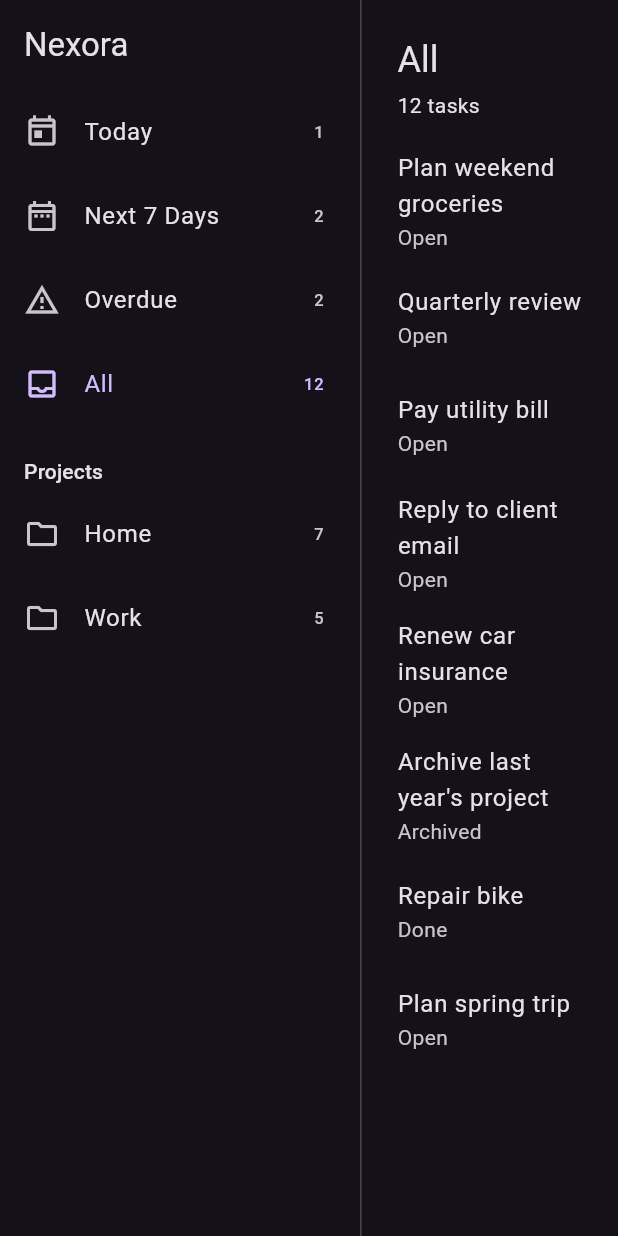
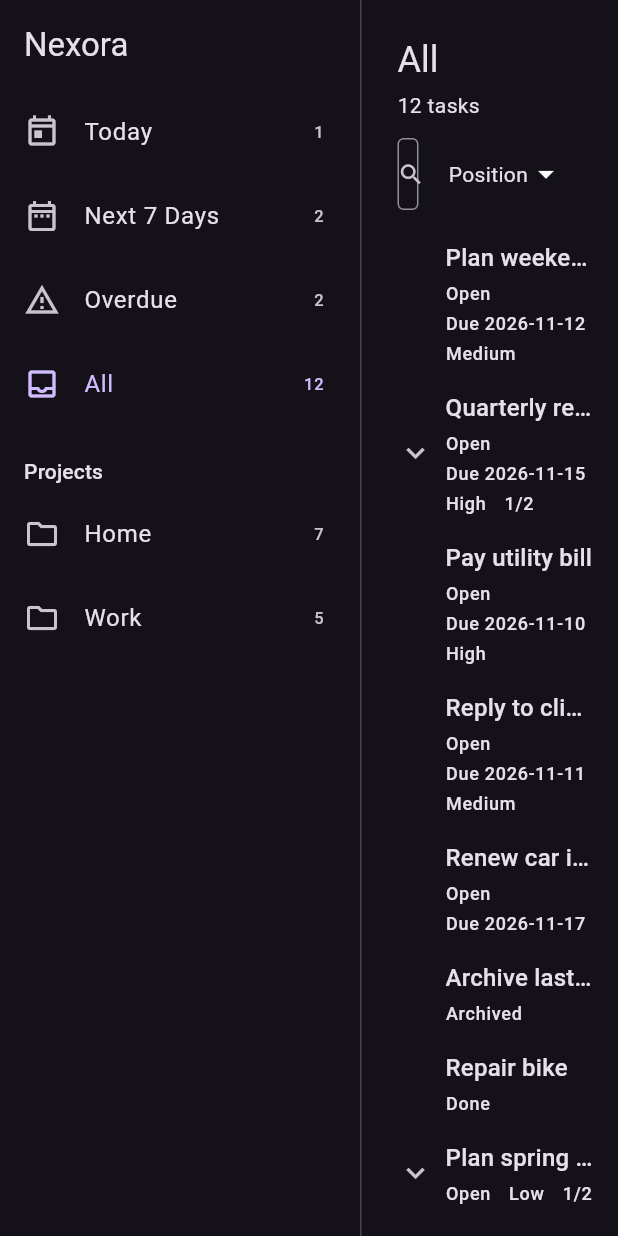
Before and after one commit to Imemoth/nexora, a Flutter app: the screen it shows after launch, on a phone screen of 412 x 824 dp. Run offline on Flutter 3.47's test engine with Material 3 defaults, Android fonts, the phone set to English and light mode, and no system bars.

Commit message:
feat: render task tree with search, sort and empty states
Green step for Phase 1 Task 4.

- TaskRow: indentation by depth, a chevron only for tasks with children
  (toggles without selecting), status, due date and priority as text,
  done/total for parents, and the derived Ready for review hint. The parent
  status is never written.
- TaskSearchField: mirrors the workspace query; search covers title and
  notes.
- SortMenu: position, due date, priority or title. Sorting changes only the
  display order.
- TaskListPane: result count, search and sort controls, the hidden-selection
  notice, and empty states for no matches (with Clear), an empty project and
  an empty smart view.
- AppStrings gains the Task 4 strings. Visible text stays centralized.

Co-Authored-By: Claude Haiku 5.5 <noreply@anthropic.com>

```diff
--- /dev/null
+++ b/lib/features/tasks/presentation/sort_menu.dart
@@ -0,0 +1,40 @@
+import 'package:flutter/material.dart';
+import 'package:nexora/features/tasks/domain/task_ordering.dart';
+
+import 'strings/app_strings.dart';
+
+/// Chooses the display order of the task list. Sorting never changes stored
+/// positions.
+class SortMenu extends StatelessWidget {
+  const SortMenu({super.key, required this.sort, required this.onSelected});
+
+  final TaskSort sort;
+  final ValueChanged<TaskSort> onSelected;
+
+  @override
+  Widget build(BuildContext context) {
+    return PopupMenuButton<TaskSort>(
+      key: const ValueKey('sort-menu'),
+      tooltip: AppStrings.sortTooltip,
+      initialValue: sort,
+      onSelected: onSelected,
+      itemBuilder: (context) => [
+        for (final option in TaskSort.values)
+          PopupMenuItem<TaskSort>(
+            value: option,
+            child: Text(AppStrings.sortLabel(option)),
+          ),
+      ],
+      child: Padding(
+        padding: const EdgeInsets.symmetric(horizontal: 12, vertical: 10),
+        child: Row(
+          mainAxisSize: MainAxisSize.min,
+          children: [
+            Text(AppStrings.sortLabel(sort)),
+            const Icon(Icons.arrow_drop_down),
+          ],
+        ),
+      ),
+    );
+  }
+}
--- a/lib/features/tasks/presentation/strings/app_strings.dart
+++ b/lib/features/tasks/presentation/strings/app_strings.dart
@@ -1,4 +1,6 @@
+import 'package:nexora/features/tasks/domain/calendar_date.dart';
 import 'package:nexora/features/tasks/domain/smart_view.dart';
+import 'package:nexora/features/tasks/domain/task_ordering.dart';
 import 'package:nexora/features/tasks/domain/task_priority.dart';
 import 'package:nexora/features/tasks/domain/task_status.dart';
 
@@ -9,6 +11,15 @@ abstract final class AppStrings {
   static const projectsHeader = 'Projects';
   static const selectTaskPrompt = 'Select a task';
   static const noTasksHere = 'No tasks here yet';
+  static const emptyProject = 'No tasks in this project yet';
+  static const noSearchMatches = 'No tasks match your search';
+  static const clearSearch = 'Clear';
+  static const searchHint = 'Search title and notes';
+  static const selectedTaskHidden = 'Selected task is hidden in this view';
+  static const readyForReview = 'Ready for review';
+  static const sortTooltip = 'Sort';
+  static const expandTask = 'Expand';
+  static const collapseTask = 'Collapse';
   static const fieldStatus = 'Status';
   static const fieldPriority = 'Priority';
   static const fieldDue = 'Due';
@@ -27,6 +38,19 @@ abstract final class AppStrings {
 
   static String taskCount(int count) {
     return count == 1 ? '1 task' : '$count tasks';
+  }
+
+  static String progress(int done, int total) => '$done/$total';
+
+  static String dueLabel(CalendarDate date) => 'Due ${date.toIsoString()}';
+
+  static String sortLabel(TaskSort sort) {
+    return switch (sort) {
+      TaskSort.position => 'Position',
+      TaskSort.dueDate => 'Due date',
+      TaskSort.priority => 'Priority',
+      TaskSort.title => 'Title',
+    };
   }
 
   static String statusLabel(TaskStatus status) {
--- a/lib/features/tasks/presentation/task_list_pane.dart
+++ b/lib/features/tasks/presentation/task_list_pane.dart
@@ -1,13 +1,15 @@
 import 'package:flutter/material.dart';
 import 'package:nexora/features/tasks/application/nav_selection.dart';
 import 'package:nexora/features/tasks/application/workspace_state.dart';
-import 'package:nexora/features/tasks/application/visible_task_row.dart';
 
 import 'strings/app_strings.dart';
+import 'sort_menu.dart';
+import 'task_row.dart';
+import 'task_search_field.dart';
+import 'tasks_notifier.dart';
 import 'tasks_scope.dart';
 
-/// Center pane: header with the current selection and result count, then the
-/// visible task rows. The recursive tree and search field arrive in Task 4.
+/// Center pane: header, search and sort controls, then the task tree.
 class TaskListPane extends StatelessWidget {
   const TaskListPane({super.key});
 
@@ -40,16 +42,47 @@ class TaskListPane extends StatelessWidget {
             ],
           ),
         ),
+        Padding(
+          padding: const EdgeInsets.fromLTRB(24, 0, 24, 12),
+          child: Row(
+            children: [
+              Expanded(
+                child: TaskSearchField(
+                  query: state.searchQuery,
+                  onChanged: notifier.search,
+                ),
+              ),
+              const SizedBox(width: 8),
+              SortMenu(sort: state.sort, onSelected: notifier.sort),
+            ],
+          ),
+        ),
+        if (state.selectedTaskHidden)
+          Padding(
+            padding: const EdgeInsets.fromLTRB(24, 0, 24, 8),
+            child: Text(
+              AppStrings.selectedTaskHidden,
+              key: const ValueKey('hidden-notice'),
+              style: textTheme.bodySmall,
+            ),
+          ),
         Expanded(
           child: rows.isEmpty
-              ? const Center(child: Text(AppStrings.noTasksHere))
+              ? _EmptyList(
+                  state: state,
+                  onClearSearch: () => notifier.search(''),
+                )
               : ListView.builder(
                   itemCount: rows.length,
-                  itemBuilder: (context, index) => _TaskRowTile(
-                    row: rows[index],
-                    selected: rows[index].task.id == state.selectedTaskId,
-                    onTap: () => notifier.selectTask(rows[index].task.id),
-                  ),
+                  itemBuilder: (context, index) {
+                    final row = rows[index];
+                    return TaskRow(
+                      row: row,
+                      selected: row.task.id == state.selectedTaskId,
+                      onSelect: () => notifier.selectTask(row.task.id),
+                      onToggle: () => notifier.toggleExpanded(row.task.id),
+                    );
+                  },
                 ),
         ),
       ],
@@ -73,26 +106,31 @@ class TaskListPane extends StatelessWidget {
   }
 }
 
-class _TaskRowTile extends StatelessWidget {
-  const _TaskRowTile({
-    required this.row,
-    required this.selected,
-    required this.onTap,
-  });
+class _EmptyList extends StatelessWidget {
+  const _EmptyList({required this.state, required this.onClearSearch});
 
-  final VisibleTaskRow row;
-  final bool selected;
-  final VoidCallback onTap;
+  final WorkspaceState state;
+  final VoidCallback onClearSearch;
 
   @override
   Widget build(BuildContext context) {
-    return ListTile(
-      key: ValueKey('row-${row.task.id}'),
-      selected: selected,
-      contentPadding: EdgeInsets.only(left: 24 + row.depth * 20.0, right: 24),
-      title: Text(row.task.title),
-      subtitle: Text(AppStrings.statusLabel(row.task.status)),
-      onTap: onTap,
-    );
+    if (state.searchQuery.isNotEmpty) {
+      return Center(
+        child: Column(
+          mainAxisSize: MainAxisSize.min,
+          children: [
+            const Text(AppStrings.noSearchMatches),
+            TextButton(
+              onPressed: onClearSearch,
+              child: const Text(AppStrings.clearSearch),
+            ),
+          ],
+        ),
+      );
+    }
+    if (state.selection is ProjectSelection) {
+      return const Center(child: Text(AppStrings.emptyProject));
+    }
+    return const Center(child: Text(AppStrings.noTasksHere));
   }
 }
--- /dev/null
+++ b/lib/features/tasks/presentation/task_row.dart
@@ -0,0 +1,106 @@
+import 'package:flutter/material.dart';
+import 'package:nexora/features/tasks/application/visible_task_row.dart';
+import 'package:nexora/features/tasks/domain/task_priority.dart';
+
+import 'strings/app_strings.dart';
+
+/// One task in the list. Indentation shows depth. The chevron toggles children
+/// without selecting the row. Status, due date and priority are text, not
+/// colour alone.
+class TaskRow extends StatelessWidget {
+  const TaskRow({
+    super.key,
+    required this.row,
+    required this.selected,
+    required this.onSelect,
+    required this.onToggle,
+  });
+
+  final VisibleTaskRow row;
+  final bool selected;
+  final VoidCallback onSelect;
+  final VoidCallback onToggle;
+
+  @override
+  Widget build(BuildContext context) {
+    final theme = Theme.of(context);
+    final task = row.task;
+    final completion = row.completion;
+    final chipStyle = theme.textTheme.labelMedium;
+
+    return Material(
+      color: selected
+          ? theme.colorScheme.primary.withValues(alpha: 0.16)
+          : Colors.transparent,
+      child: InkWell(
+        key: ValueKey('row-${task.id}'),
+        onTap: onSelect,
+        child: Padding(
+          padding: EdgeInsets.fromLTRB(16 + row.depth * 24.0, 8, 16, 8),
+          child: Row(
+            children: [
+              SizedBox(
+                width: 40,
+                height: 40,
+                child: row.hasChildren
+                    ? IconButton(
+                        key: ValueKey('chevron-${task.id}'),
+                        tooltip: row.expanded
+                            ? AppStrings.collapseTask
+                            : AppStrings.expandTask,
+                        icon: Icon(
+                          row.expanded ? Icons.expand_less : Icons.expand_more,
+                        ),
+                        onPressed: onToggle,
+                      )
+                    : null,
+              ),
+              Expanded(
+                child: Column(
+                  crossAxisAlignment: CrossAxisAlignment.start,
+                  children: [
+                    Text(
+                      task.title,
+                      maxLines: 1,
+                      overflow: TextOverflow.ellipsis,
+                      style: theme.textTheme.titleMedium,
+                    ),
+                    const SizedBox(height: 4),
+                    Wrap(
+                      spacing: 12,
+                      runSpacing: 4,
+                      children: [
+                        Text(
+                          AppStrings.statusLabel(task.status),
+                          style: chipStyle,
+                        ),
+                        if (task.dueDate case final due?)
+                          Text(AppStrings.dueLabel(due), style: chipStyle),
+                        if (task.priority != TaskPriority.none)
+                          Text(
+                            AppStrings.priorityLabel(task.priority),
+                            style: chipStyle,
+                          ),
+                        if (completion != null)
+                          Text(
+                            AppStrings.progress(
+                              completion.done,
+                              completion.total,
+                            ),
+                            key: ValueKey('progress-${task.id}'),
+                            style: chipStyle,
+                          ),
+                        if (completion?.eligibleForReview ?? false)
+                          Text(AppStrings.readyForReview, style: chipStyle),
+                      ],
+                    ),
+                  ],
+                ),
+              ),
+            ],
+          ),
+        ),
+      ),
+    );
+  }
+}
--- /dev/null
+++ b/lib/features/tasks/presentation/task_search_field.dart
@@ -0,0 +1,55 @@
+import 'package:flutter/material.dart';
+
+import 'strings/app_strings.dart';
+
+/// Search input. The workspace holds the query; this widget only mirrors it.
+class TaskSearchField extends StatefulWidget {
+  const TaskSearchField({
+    super.key,
+    required this.query,
+    required this.onChanged,
+  });
+
+  final String query;
+  final ValueChanged<String> onChanged;
+
+  @override
+  State<TaskSearchField> createState() => _TaskSearchFieldState();
+}
+
+class _TaskSearchFieldState extends State<TaskSearchField> {
+  late final TextEditingController _controller = TextEditingController(
+    text: widget.query,
+  );
+
+  @override
+  void didUpdateWidget(covariant TaskSearchField oldWidget) {
+    super.didUpdateWidget(oldWidget);
+    // The query can change from outside the field, for example when Clear is
+    // pressed in the empty state.
+    if (_controller.text != widget.query) {
+      _controller.text = widget.query;
+    }
+  }
+
+  @override
+  void dispose() {
+    _controller.dispose();
+    super.dispose();
+  }
+
+  @override
+  Widget build(BuildContext context) {
+    return TextField(
+      key: const ValueKey('search-field'),
+      controller: _controller,
+      onChanged: widget.onChanged,
+      decoration: InputDecoration(
+        hintText: AppStrings.searchHint,
+        prefixIcon: const Icon(Icons.search),
+        isDense: true,
+        border: const OutlineInputBorder(),
+      ),
+    );
+  }
+}
```
